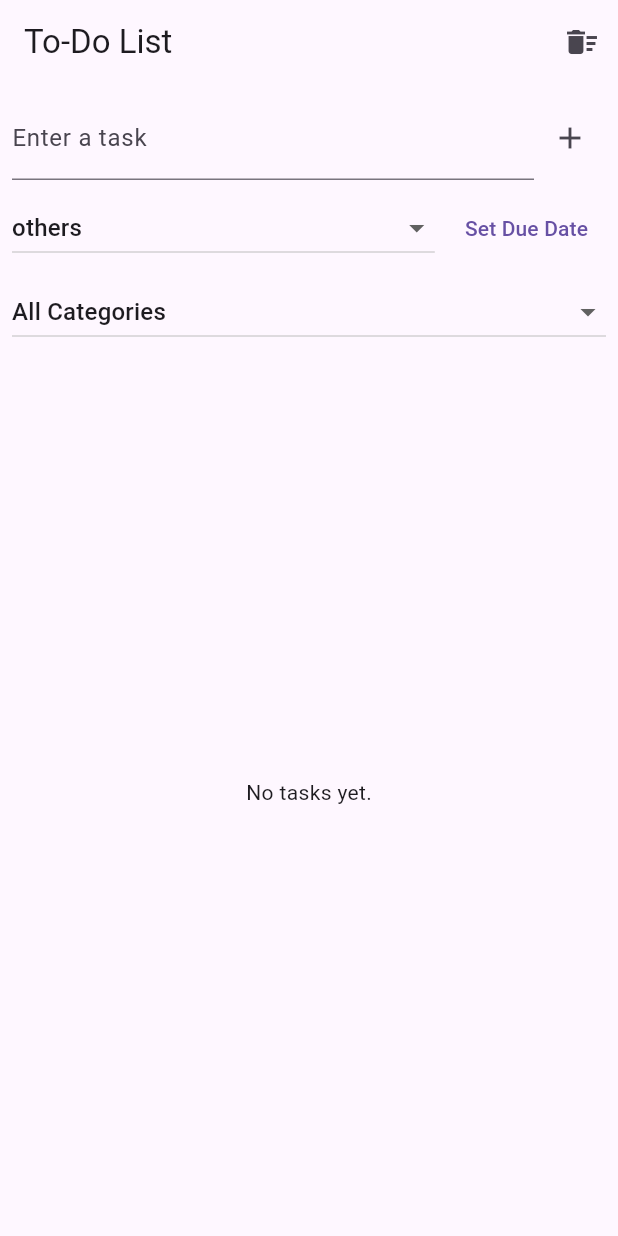
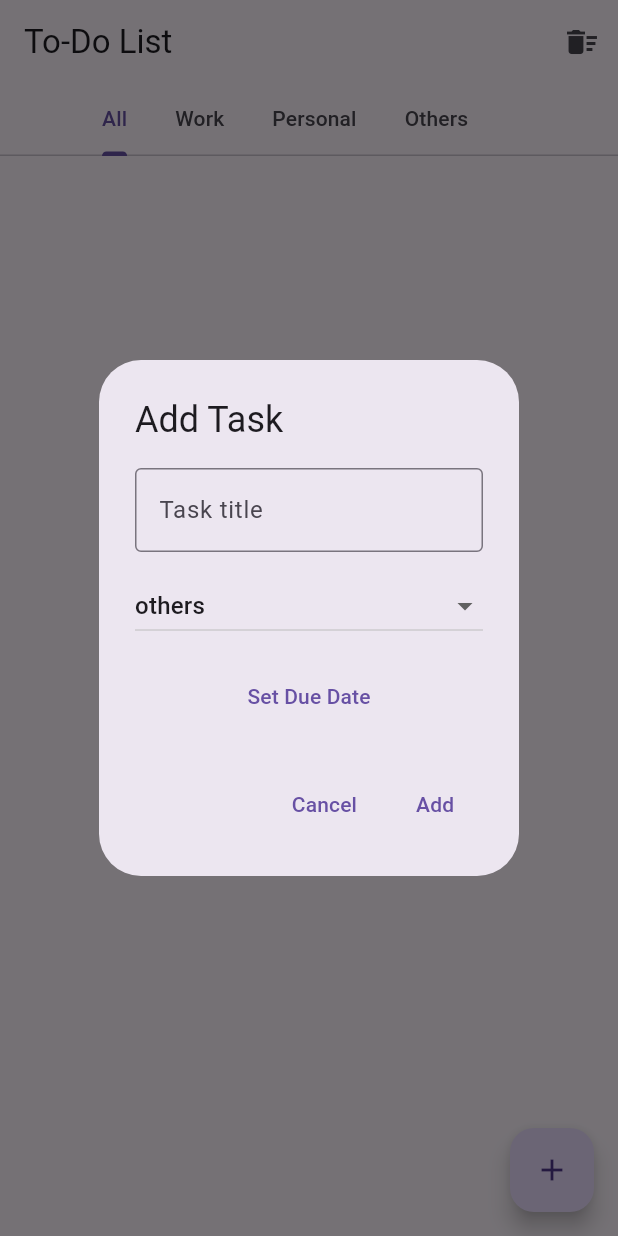
Before and after one commit to FaiqueMZM/todo_bloc_app, a Flutter app: the screen it shows after launch, after a tap on the "add" icon, on a phone screen of 412 x 824 dp. Run offline on Flutter 3.47's test engine with Material 3 defaults, Android fonts, the phone set to English and light mode, and no system bars; our stand-ins replace equatable, flutter_bloc.

Commit message:
ui update

```diff
--- a/lib/screens/todo_screen.dart
+++ b/lib/screens/todo_screen.dart
@@ -6,14 +6,105 @@ import 'package:todo_app/bloc/todo_state.dart';
 import 'package:todo_app/tasks.dart';
 import 'package:intl/intl.dart';
 
-class TodoScreen extends StatelessWidget {
+class TodoScreen extends StatefulWidget {
   const TodoScreen({super.key});
 
   @override
+  State<TodoScreen> createState() => _TodoScreenState();
+}
+
+class _TodoScreenState extends State<TodoScreen> with TickerProviderStateMixin {
+  @override
   Widget build(BuildContext context) {
+    final tabController = TabController(length: 4, vsync: this);
+
+    void showAddTaskDialog() {
       final TextEditingController controller = TextEditingController();
       Category selectedCategory = Category.others;
       DateTime? selectedDate;
+
+      showDialog(
+        context: context,
+        builder: (context) => AlertDialog(
+          title: const Text('Add Task'),
+          content: Column(
+            mainAxisSize: MainAxisSize.min,
+            children: [
+              TextField(
+                controller: controller,
+                decoration: const InputDecoration(
+                  labelText: 'Task title',
+                  border: OutlineInputBorder(),
+                ),
+              ),
+              const SizedBox(height: 12),
+              DropdownButton<Category>(
+                value: selectedCategory,
+                isExpanded: true,
+                items: Category.values
+                    .map(
+                      (category) => DropdownMenuItem(
+                        value: category,
+                        child: Text(category.toString().split('.').last),
+                      ),
+                    )
+                    .toList(),
+                onChanged: (value) {
+                  if (value != null) {
+                    setState(() {
+                      selectedCategory = value;
+                    });
+                  }
+                },
+              ),
+              const SizedBox(height: 12),
+              TextButton(
+                onPressed: () async {
+                  final pickedDate = await showDatePicker(
+                    context: context,
+                    initialDate: DateTime.now(),
+                    firstDate: DateTime.now(),
+                    lastDate: DateTime(2100),
+                  );
+                  if (pickedDate != null) {
+                    setState(() {
+                      selectedDate = pickedDate;
+                    });
+                  }
+                },
+                child: Text(
+                  selectedDate == null
+                      ? 'Set Due Date'
+                      : DateFormat('MMM d, yyyy').format(selectedDate!),
+                  style: TextStyle(color: Theme.of(context).primaryColor),
+                ),
+              ),
+            ],
+          ),
+          actions: [
+            TextButton(
+              onPressed: () => Navigator.pop(context),
+              child: const Text('Cancel'),
+            ),
+            TextButton(
+              onPressed: () {
+                if (controller.text.isNotEmpty) {
+                  context.read<TodoBloc>().add(
+                    AddTaskEvent(
+                      controller.text,
+                      category: selectedCategory,
+                      dueDate: selectedDate,
+                    ),
+                  );
+                  Navigator.pop(context);
+                }
+              },
+              child: const Text('Add'),
+            ),
+          ],
+        ),
+      );
+    }
 
     void showEditTaskDialog(Task task) {
       final editController = TextEditingController(text: task.title);
@@ -29,9 +120,12 @@ class TodoScreen extends StatelessWidget {
             children: [
               TextField(
                 controller: editController,
-                decoration: const InputDecoration(labelText: 'Task title'),
+                decoration: const InputDecoration(
+                  labelText: 'Task title',
+                  border: OutlineInputBorder(),
                 ),
-              const SizedBox(height: 8),
+              ),
+              const SizedBox(height: 12),
               DropdownButton<Category>(
                 value: editCategory,
                 isExpanded: true,
@@ -45,10 +139,13 @@ class TodoScreen extends StatelessWidget {
                     .toList(),
                 onChanged: (value) {
                   if (value != null) {
+                    setState(() {
                       editCategory = value;
+                    });
                   }
                 },
               ),
+              const SizedBox(height: 12),
               TextButton(
                 onPressed: () async {
                   final pickedDate = await showDatePicker(
@@ -58,13 +155,16 @@ class TodoScreen extends StatelessWidget {
                     lastDate: DateTime(2100),
                   );
                   if (pickedDate != null) {
+                    setState(() {
                       editDueDate = pickedDate;
+                    });
                   }
                 },
                 child: Text(
                   editDueDate == null
                       ? 'Set Due Date'
                       : DateFormat('MMM d, yyyy').format(editDueDate!),
+                  style: TextStyle(color: Theme.of(context).primaryColor),
                 ),
               ),
             ],
@@ -106,135 +206,46 @@ class TodoScreen extends StatelessWidget {
             tooltip: 'Clear completed tasks',
           ),
         ],
-      ),
-      body: Column(
-        children: [
-          Padding(
-            padding: const EdgeInsets.all(8.0),
-            child: Column(
-              children: [
-                Row(
-                  children: [
-                    Expanded(
-                      child: TextField(
-                        controller: controller,
-                        decoration: const InputDecoration(
-                          labelText: 'Enter a task',
-                        ),
-                      ),
-                    ),
-                    IconButton(
-                      onPressed: () {
-                        if (controller.text.isNotEmpty) {
+        bottom: TabBar(
+          controller: tabController,
+          isScrollable: true,
+          tabs: const [
+            Tab(text: 'All'),
+            Tab(text: 'Work'),
+            Tab(text: 'Personal'),
+            Tab(text: 'Others'),
+          ],
+          onTap: (index) {
+            Category? filterCategory;
+            if (index > 0) {
+              filterCategory = Category.values[index - 1];
+            }
             context.read<TodoBloc>().add(
-                            AddTaskEvent(
-                              controller.text,
-                              category: selectedCategory,
-                              dueDate: selectedDate,
-                            ),
-                          );
-                          controller.clear();
-                          selectedDate = null;
-                        }
-                      },
-                      icon: const Icon(Icons.add),
-                    ),
-                  ],
-                ),
-                const SizedBox(height: 8),
-                Row(
-                  children: [
-                    Expanded(
-                      child: DropdownButton<Category>(
-                        value: selectedCategory,
-                        isExpanded: true,
-                        items: Category.values
-                            .map(
-                              (category) => DropdownMenuItem(
-                                value: category,
-                                child: Text(
-                                  category.toString().split('.').last,
-                                ),
-                              ),
-                            )
-                            .toList(),
-                        onChanged: (value) {
-                          if (value != null) {
-                            selectedCategory = value;
-                          }
-                        },
-                      ),
-                    ),
-                    const SizedBox(width: 8),
-                    TextButton(
-                      onPressed: () async {
-                        final pickedDate = await showDatePicker(
-                          context: context,
-                          initialDate: DateTime.now(),
-                          firstDate: DateTime.now(),
-                          lastDate: DateTime(2100),
-                        );
-                        if (pickedDate != null) {
-                          selectedDate = pickedDate;
-                        }
-                      },
-                      child: Text(
-                        selectedDate == null
-                            ? 'Set Due Date'
-                            : DateFormat('MMM d, yyyy').format(selectedDate!),
-                      ),
-                    ),
-                  ],
-                ),
-              ],
-            ),
-          ),
-          Padding(
-            padding: const EdgeInsets.symmetric(horizontal: 8.0),
-            child: BlocBuilder<TodoBloc, TodoState>(
-              builder: (context, state) {
-                Category? filterCategory;
-                if (state is TodoLoaded) {
-                  filterCategory = state.filterCategory;
-                }
-                return DropdownButton<Category?>(
-                  value: filterCategory,
-                  isExpanded: true,
-                  items: [
-                    const DropdownMenuItem(
-                      value: null,
-                      child: Text('All Categories'),
-                    ),
-                    ...Category.values
-                        .map(
-                          (category) => DropdownMenuItem(
-                            value: category,
-                            child: Text(category.toString().split('.').last),
-                          ),
-                        )
-                        .toList(),
-                  ],
-                  onChanged: (value) {
-                    context.read<TodoBloc>().add(
-                      FilterTasksByCategoryEvent(value),
-                    );
-                  },
-                  hint: const Text('Filter by category'),
+              FilterTasksByCategoryEvent(filterCategory),
             );
           },
         ),
       ),
-          Expanded(
-            child: BlocBuilder<TodoBloc, TodoState>(
+      floatingActionButton: FloatingActionButton(
+        onPressed: showAddTaskDialog,
+        tooltip: 'Add Task',
+        child: const Icon(Icons.add),
+      ),
+      floatingActionButtonLocation: FloatingActionButtonLocation.endFloat,
+      body: BlocBuilder<TodoBloc, TodoState>(
         builder: (context, state) {
           if (state is TodoInitial) {
             return const Center(child: Text('No tasks yet.'));
           } else if (state is TodoLoaded) {
             return ListView.builder(
+              padding: const EdgeInsets.all(8.0),
               itemCount: state.tasks.length,
               itemBuilder: (context, index) {
                 final task = state.tasks[index];
-                      return ListTile(
+                return Card(
+                  elevation: 2,
+                  margin: const EdgeInsets.symmetric(vertical: 4.0),
+                  child: ListTile(
                     leading: Checkbox(
                       value: task.isCompleted,
                       onChanged: (_) => context.read<TodoBloc>().add(
@@ -247,6 +258,8 @@ class TodoScreen extends StatelessWidget {
                         decoration: task.isCompleted
                             ? TextDecoration.lineThrough
                             : null,
+                        fontSize: 16,
+                        fontWeight: FontWeight.w500,
                       ),
                     ),
                     subtitle: Column(
@@ -254,10 +267,20 @@ class TodoScreen extends StatelessWidget {
                       children: [
                         Text(
                           'Category: ${task.category.toString().split('.').last}',
+                          style: const TextStyle(
+                            fontSize: 14,
+                            color: Colors.grey,
+                          ),
                         ),
                         if (task.dueDate != null)
                           Text(
                             'Due: ${DateFormat('MMM d, yyyy').format(task.dueDate!)}',
+                            style: TextStyle(
+                              fontSize: 14,
+                              color: task.dueDate!.isBefore(DateTime.now())
+                                  ? Colors.red
+                                  : Colors.grey,
+                            ),
                           ),
                       ],
                     ),
@@ -265,16 +288,17 @@ class TodoScreen extends StatelessWidget {
                       mainAxisSize: MainAxisSize.min,
                       children: [
                         IconButton(
-                              icon: const Icon(Icons.edit),
+                          icon: const Icon(Icons.edit, color: Colors.blue),
                           onPressed: () => showEditTaskDialog(task),
                         ),
                         IconButton(
-                              icon: const Icon(Icons.delete),
+                          icon: const Icon(Icons.delete, color: Colors.red),
                           onPressed: () => context.read<TodoBloc>().add(
                             DeleteTaskEvent(task.id),
                           ),
                         ),
                       ],
+                    ),
                   ),
                 );
               },
@@ -285,9 +309,6 @@ class TodoScreen extends StatelessWidget {
           return const SizedBox.shrink();
         },
       ),
-          ),
-        ],
-      ),
     );
   }
 }
```
Lines whose indentation alone changed are shown as unchanged.
